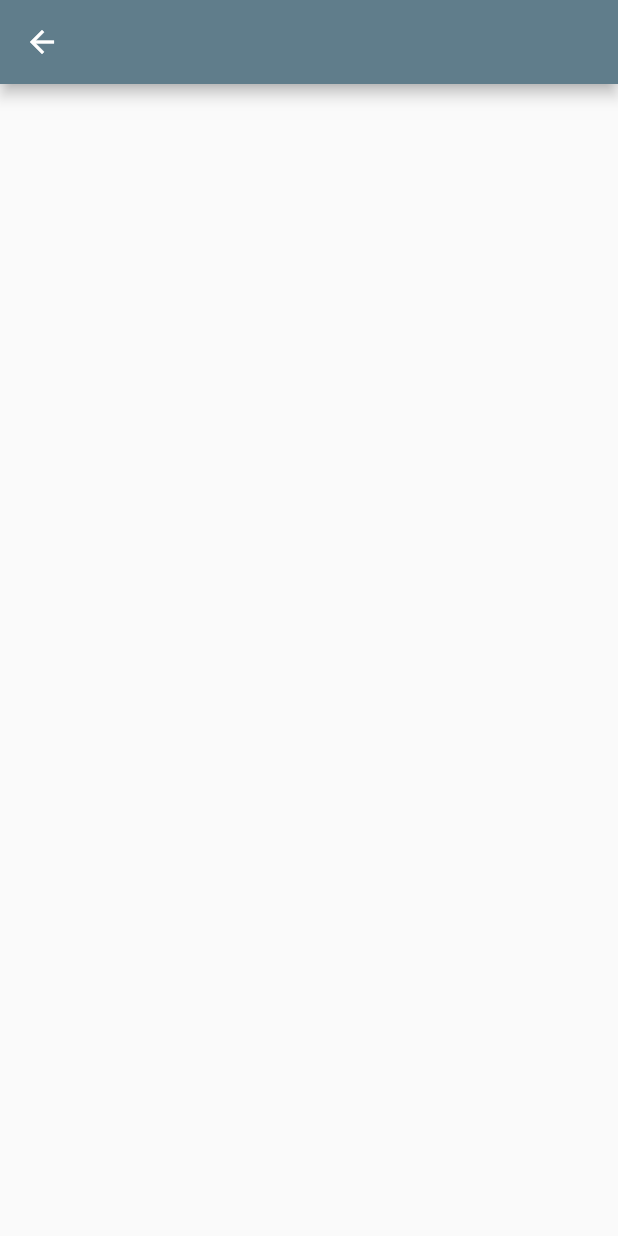
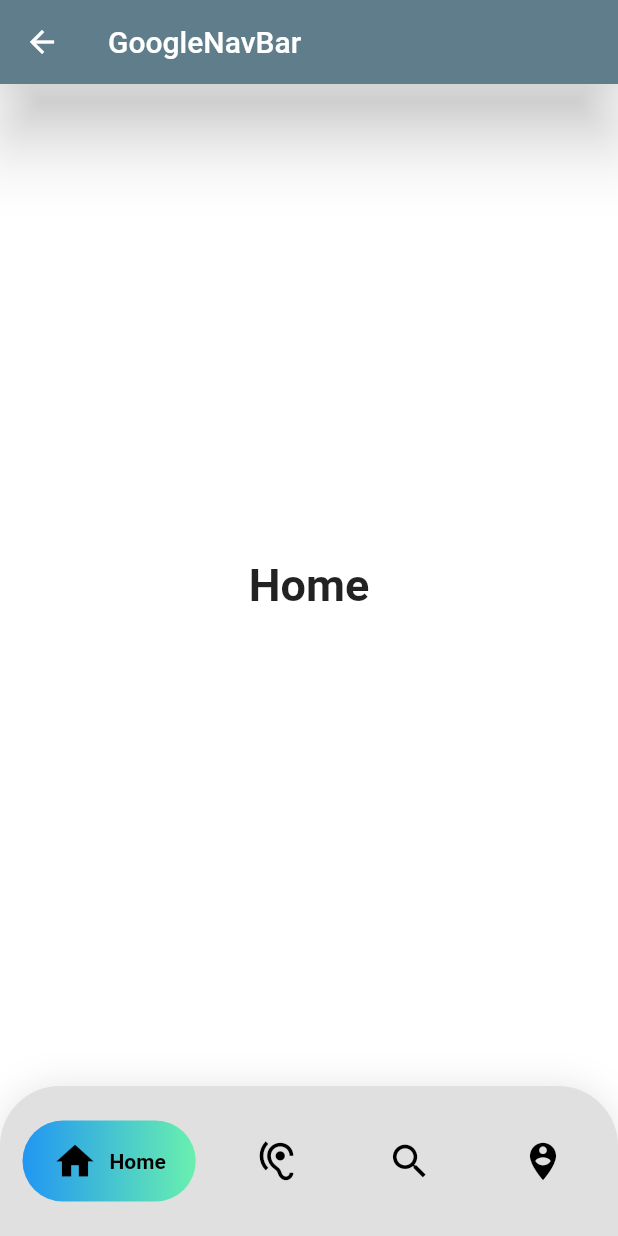
Before and after one commit to EmperorAkashi20/FlutterBottomNavBar, a Flutter app: the NavBar5 screen opened by its route, on a phone screen of 412 x 824 dp. Run offline on Flutter 3.47's test engine with Material 2 defaults, Android fonts, the phone set to English and light mode, and no system bars; drawn by our look-alikes of google_nav_bar; our stand-ins replace bottom_navy_bar, dot_navigation_bar, get; missing offline and left inert: ss_bottom_navbar.

Commit message:
GNav Bar

```diff
--- a/lib/home.dart
+++ b/lib/home.dart
@@ -53,7 +53,7 @@ class Home extends StatelessWidget {
             onTap: () {
               Get.to(() => const NavBar5());
             },
-            title: const Text('Nav Bar 5'),
+            title: const Text('GNav Bar'),
           ),
           ListTile(
             onTap: () {
--- a/lib/nav_bar5.dart
+++ b/lib/nav_bar5.dart
@@ -1,4 +1,5 @@
 import 'package:flutter/material.dart';
+import 'package:google_nav_bar/google_nav_bar.dart';
 
 class NavBar5 extends StatefulWidget {
   const NavBar5({Key? key}) : super(key: key);
@@ -8,10 +9,105 @@ class NavBar5 extends StatefulWidget {
 }
 
 class _NavBar5State extends State<NavBar5> {
+  int _selectedIndex = 0;
+  static const TextStyle optionStyle =
+      TextStyle(fontSize: 30, fontWeight: FontWeight.w600);
+  static const List<Widget> _widgetOptions = <Widget>[
+    Text(
+      'Home',
+      style: optionStyle,
+    ),
+    Text(
+      'Likes',
+      style: optionStyle,
+    ),
+    Text(
+      'Search',
+      style: optionStyle,
+    ),
+    Text(
+      'Profile',
+      style: optionStyle,
+    ),
+  ];
+
   @override
   Widget build(BuildContext context) {
     return Scaffold(
-      appBar: AppBar(),
+      backgroundColor: Colors.white,
+      appBar: AppBar(
+        elevation: 20,
+        title: const Text('GoogleNavBar'),
+      ),
+      body: Center(
+        child: _widgetOptions.elementAt(_selectedIndex),
+      ),
+      bottomNavigationBar: Container(
+        height: 100,
+        //Add border radius in order to curve the bottom nav bar, if the radius is not set, the bottom nav bar will be straight
+        decoration: BoxDecoration(
+          color: Colors.grey.shade300,
+          borderRadius: const BorderRadius.only(
+            topLeft: Radius.circular(40),
+            topRight: Radius.circular(40),
+          ),
+          boxShadow: [
+            BoxShadow(
+              blurRadius: 20,
+              color: Colors.black.withOpacity(.1),
+            )
+          ],
+        ),
+        child: SafeArea(
+          child: Padding(
+            padding: const EdgeInsets.symmetric(horizontal: 15.0, vertical: 8),
+            child: GNav(
+              curve: Curves.easeInOutQuint,
+              // tabActiveBorder: Border.all(color: Colors.blueGrey),
+              // tabBorder: Border.all(color: Colors.blueGrey),//Unselected Tab border color
+              rippleColor: Colors.grey[300]!,
+              hoverColor: Colors.grey[100]!,
+              tabBackgroundGradient: const LinearGradient(
+                colors: [
+                  Colors.blue,
+                  Colors.greenAccent,
+                ],
+              ),
+              gap: 8,
+              activeColor: Colors.black,
+              iconSize: 30,
+              padding: const EdgeInsets.symmetric(horizontal: 20, vertical: 12),
+              duration: const Duration(milliseconds: 400),
+              tabBackgroundColor: Colors.grey[400]!,
+              color: Colors.black,
+              tabs: const [
+                GButton(
+                  icon: Icons.home,
+                  text: 'Home',
+                ),
+                GButton(
+                  icon: Icons.hearing_outlined,
+                  text: 'Likes',
+                ),
+                GButton(
+                  icon: Icons.search,
+                  text: 'Search',
+                ),
+                GButton(
+                  icon: Icons.person_pin_circle,
+                  text: 'Profile',
+                ),
+              ],
+              selectedIndex: _selectedIndex,
+              onTabChange: (index) {
+                setState(() {
+                  _selectedIndex = index;
+                });
+              },
+            ),
+          ),
+        ),
+      ),
     );
   }
 }
```
